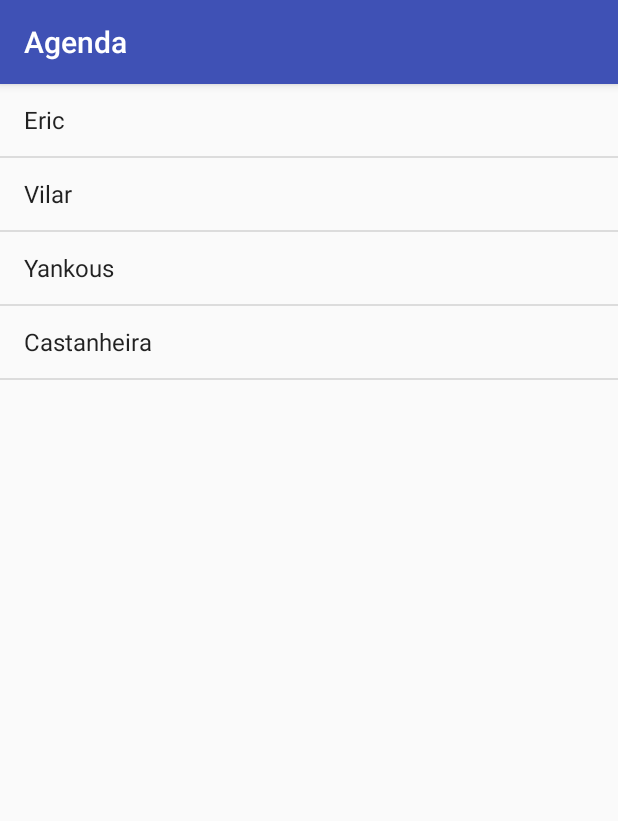
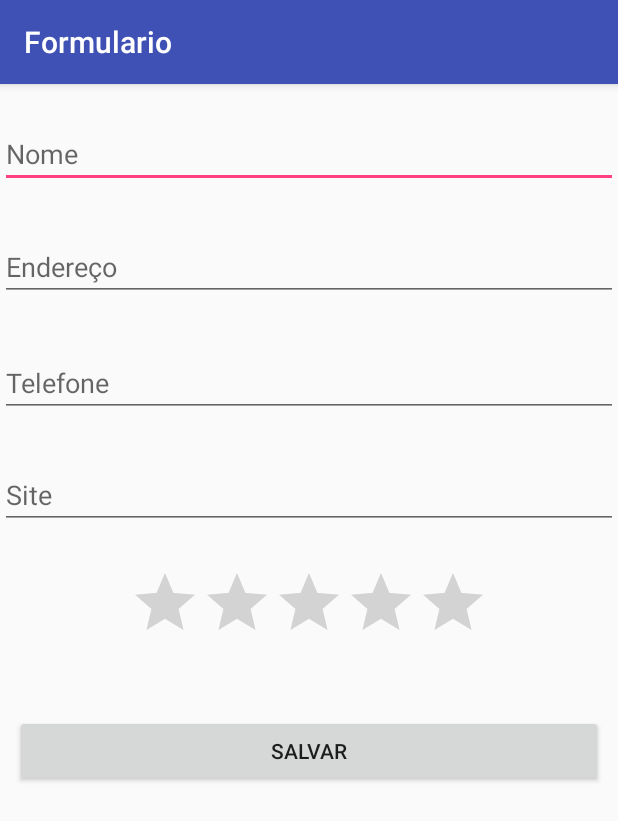
Before and after one commit to ericvyc/AgendaAndroid, an Android app: the screen it shows after launch (ListaAlunosActivity before the commit, FormularioActivity after it), on a phone screen of 412 x 824 dp. Shown: the top 821 px of the screen. Run offline under Robolectric (Android 15) with nearby library versions, the phone set to English and light mode, and no system bars.

Commit message:
Formulário de aluno.

```diff
--- a/app/src/main/AndroidManifest.xml
+++ b/app/src/main/AndroidManifest.xml
@@ -12,6 +12,11 @@
             android:name=".ListaAlunosActivity"
             android:label="@string/app_name"
             android:theme="@style/AppTheme.NoActionBar">
+        </activity>
+        <activity
+            android:name=".FormularioActivity"
+            android:label="@string/title_activity_formulario"
+            android:theme="@style/AppTheme.NoActionBar">
             <intent-filter>
                 <action android:name="android.intent.action.MAIN" />
 
--- /dev/null
+++ b/app/src/main/java/br/com/alura/agenda/FormularioActivity.java
@@ -0,0 +1,20 @@
+package br.com.alura.agenda;
+
+import android.os.Bundle;
+import android.support.design.widget.FloatingActionButton;
+import android.support.design.widget.Snackbar;
+import android.support.v7.app.AppCompatActivity;
+import android.support.v7.widget.Toolbar;
+import android.view.View;
+
+public class FormularioActivity extends AppCompatActivity {
+
+    @Override
+    protected void onCreate(Bundle savedInstanceState) {
+        super.onCreate(savedInstanceState);
+        setContentView(R.layout.activity_formulario);
+        Toolbar toolbar = (Toolbar) findViewById(R.id.toolbar);
+        setSupportActionBar(toolbar);
+    }
+
+}
--- /dev/null
+++ b/app/src/main/res/layout/activity_formulario.xml
@@ -0,0 +1,26 @@
+<?xml version="1.0" encoding="utf-8"?>
+<android.support.design.widget.CoordinatorLayout xmlns:android="http://schemas.android.com/apk/res/android"
+    xmlns:app="http://schemas.android.com/apk/res-auto"
+    xmlns:tools="http://schemas.android.com/tools"
+    android:layout_width="match_parent"
+    android:layout_height="match_parent"
+    android:fitsSystemWindows="true"
+    tools:context="br.com.alura.agenda.FormularioActivity">
+
+    <android.support.design.widget.AppBarLayout
+        android:layout_width="match_parent"
+        android:layout_height="wrap_content"
+        android:theme="@style/AppTheme.AppBarOverlay">
+
+        <android.support.v7.widget.Toolbar
+            android:id="@+id/toolbar"
+            android:layout_width="match_parent"
+            android:layout_height="?attr/actionBarSize"
+            android:background="?attr/colorPrimary"
+            app:popupTheme="@style/AppTheme.PopupOverlay" />
+
+    </android.support.design.widget.AppBarLayout>
+
+    <include layout="@layout/content_formulario" />
+
+</android.support.design.widget.CoordinatorLayout>
--- /dev/null
+++ b/app/src/main/res/layout/content_formulario.xml
@@ -0,0 +1,78 @@
+<?xml version="1.0" encoding="utf-8"?>
+<ScrollView
+    xmlns:android="http://schemas.android.com/apk/res/android"
+    xmlns:app="http://schemas.android.com/apk/res-auto"
+    xmlns:tools="http://schemas.android.com/tools"
+    app:layout_behavior="@string/appbar_scrolling_view_behavior"
+    android:layout_width="match_parent"
+    android:layout_height="match_parent">
+<RelativeLayout
+    android:layout_width="match_parent"
+    android:layout_height="match_parent"
+    tools:context="br.com.alura.agenda.FormularioActivity"
+    tools:showIn="@layout/activity_formulario">
+
+    <RatingBar
+        android:id="@+id/ratingBar"
+        android:layout_width="wrap_content"
+        android:layout_height="wrap_content"
+        android:layout_below="@+id/siteText"
+        android:layout_centerHorizontal="true"
+        android:layout_marginTop="25dp"
+        android:max="10"
+        android:numStars="5" />
+
+    <EditText
+        android:id="@+id/nomeText"
+        android:layout_width="match_parent"
+        android:layout_height="wrap_content"
+        android:layout_marginTop="24dp"
+        android:hint="Nome"
+        android:layout_alignParentTop="true"
+        android:layout_alignParentLeft="true"
+        android:layout_alignParentStart="true" />
+
+    <EditText
+        android:id="@+id/enderecoText"
+        android:layout_width="match_parent"
+        android:layout_height="wrap_content"
+        android:layout_alignParentLeft="true"
+        android:layout_alignParentStart="true"
+        android:layout_below="@+id/nomeText"
+        android:layout_marginTop="30dp"
+        android:hint="Endereço" />
+
+    <EditText
+        android:id="@+id/telefoneText"
+        android:layout_width="match_parent"
+        android:layout_height="wrap_content"
+        android:layout_alignParentLeft="true"
+        android:layout_alignParentStart="true"
+        android:layout_below="@+id/enderecoText"
+        android:layout_marginTop="32dp"
+        android:hint="Telefone" />
+
+    <EditText
+        android:id="@+id/siteText"
+        android:layout_width="match_parent"
+        android:layout_height="wrap_content"
+        android:layout_alignParentLeft="true"
+        android:layout_alignParentStart="true"
+        android:layout_below="@+id/telefoneText"
+        android:layout_marginTop="29dp"
+        android:hint="Site" />
+
+    <Button
+        android:id="@+id/botaoSalvar"
+        android:layout_width="match_parent"
+        android:layout_height="wrap_content"
+        android:layout_below="@+id/ratingBar"
+        android:layout_centerHorizontal="true"
+        android:layout_marginLeft="10dp"
+        android:layout_marginRight="10dp"
+        android:layout_marginTop="41dp"
+        android:text="@string/botaoSalvar" />
+
+
+</RelativeLayout>
+</ScrollView>
--- a/app/src/main/res/values/strings.xml
+++ b/app/src/main/res/values/strings.xml
@@ -1,4 +1,6 @@
 <resources>
     <string name="app_name">Agenda</string>
     <string name="action_settings">Settings</string>
+    <string name="title_activity_formulario">Formulario</string>
+    <string name="botaoSalvar">Salvar</string>
 </resources>
```
Also changed, not shown: app/src/main/res/mipmap-hdpi/ic_launcher.png, app/src/main/res/mipmap-mdpi/ic_launcher.png, app/src/main/res/mipmap-xhdpi/ic_launcher.png, app/src/main/res/mipmap-xxhdpi/ic_launcher.png, app/src/main/res/mipmap-xxxhdpi/ic_launcher.png.
